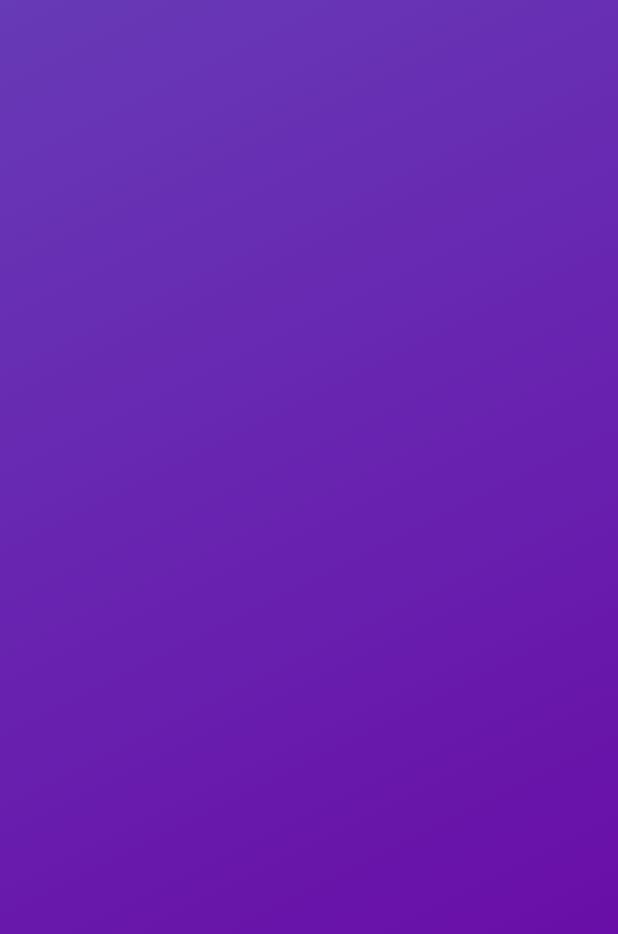
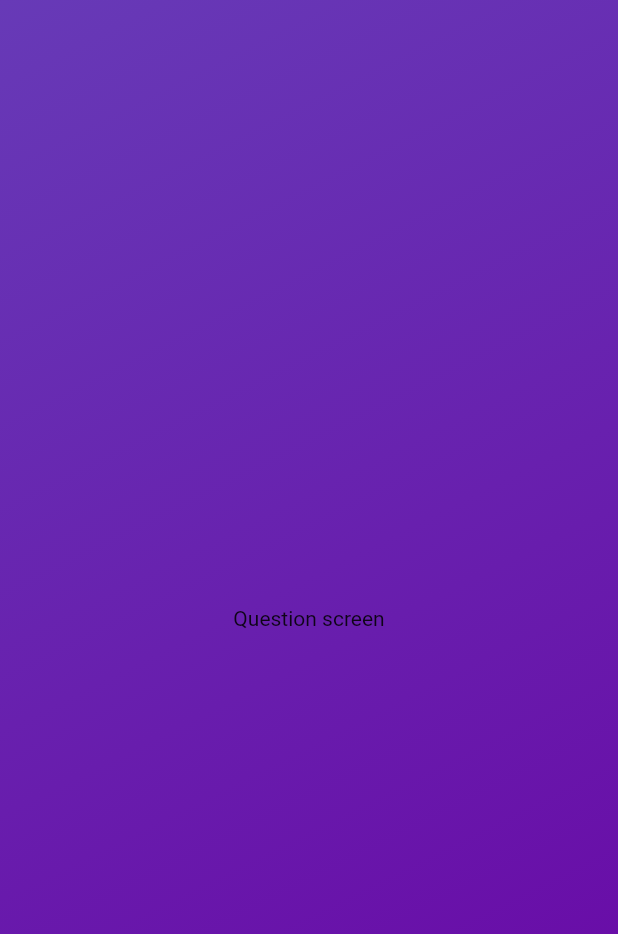
Before and after one commit to DilankaYasith/QuizApp_flutter, a Flutter app: the screen it shows after launch, after a tap on "Start Quiz", on a phone screen of 412 x 824 dp. Shown: the top 934 px of the screen. Run offline on Flutter 3.47's test engine with Material 2 defaults, Android fonts, the phone set to English and light mode, and no system bars.

Commit message:
updated questions screen

```diff
--- a/lib/questions_screen.dart
+++ b/lib/questions_screen.dart
@@ -12,6 +12,8 @@ class QuestionScreen extends StatefulWidget {
 class _QuestionScreenState extends State<QuestionScreen> {
   @override
   Widget build(context) {
-    return Container();
+    return const Center(
+      child: Text("Question screen"),
+    );
   }
 }
```
